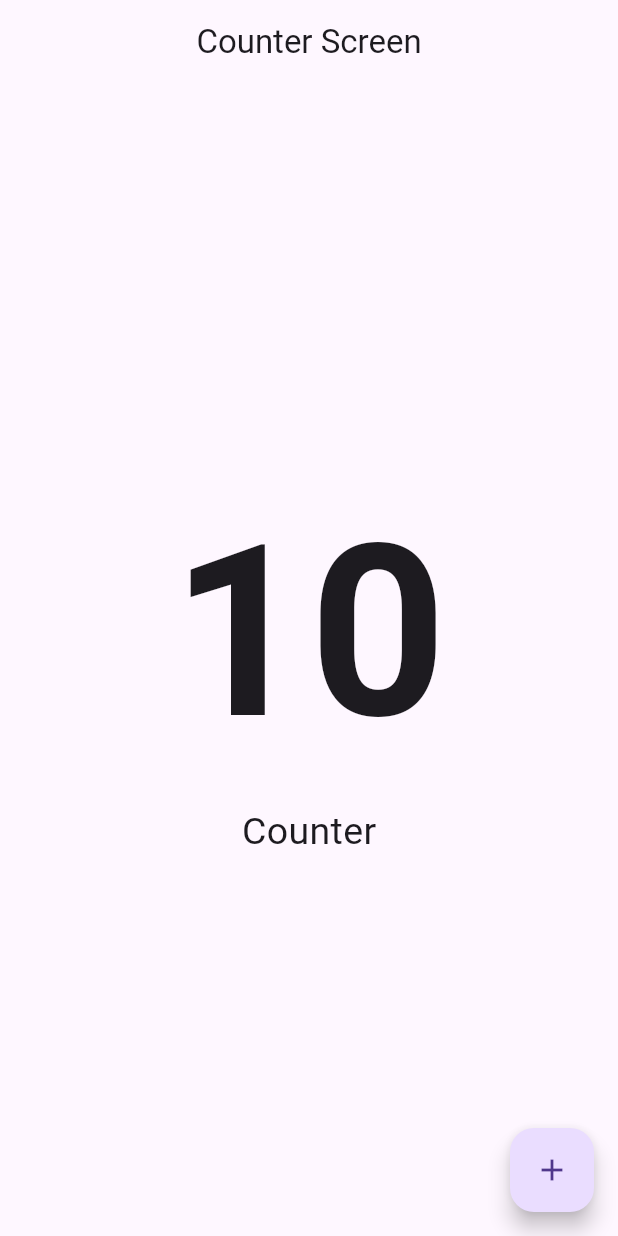
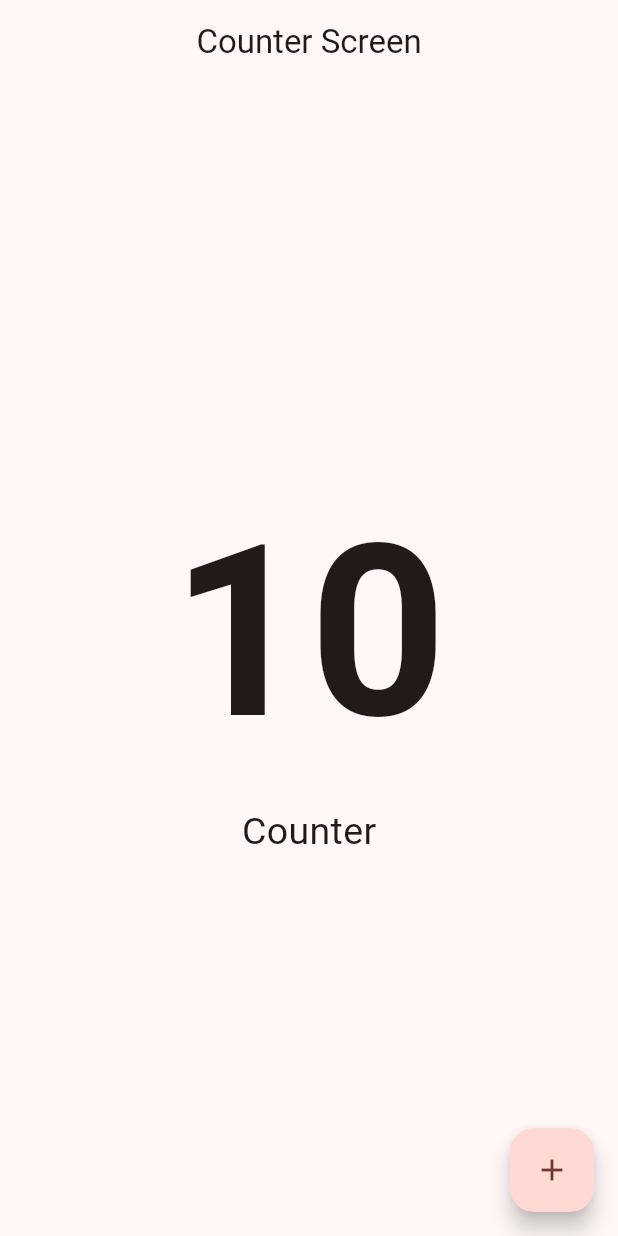
Before and after one commit to danieldarkmun20/flutter_contador, a Flutter app: the screen it shows after launch, on a phone screen of 412 x 824 dp. Run offline on Flutter 3.47's test engine with Material 3 defaults, Android fonts, the light colour scheme and no system bars.

Commit message:
Refactor main.dart and counter_screen.dart

```diff
--- a/lib/main.dart
+++ b/lib/main.dart
@@ -13,11 +13,7 @@ class MyApp extends StatelessWidget {
     return MaterialApp(
       debugShowCheckedModeBanner: false,
       theme: ThemeData(
-        colorScheme: ColorScheme.fromSwatch(
-          primarySwatch: Colors.red, // Define el color primario de la paleta
-          // Puedes definir otros colores de la paleta aquí, como accentColor, etc.
-        ),
-        // Otros atributos de tu tema
+        colorSchemeSeed: Colors.red
       ),
       home: const CounterScreen(),
     );
--- a/lib/presentation/screens/counter_screen.dart
+++ b/lib/presentation/screens/counter_screen.dart
@@ -5,9 +5,7 @@ class CounterScreen extends StatelessWidget {
 
   @override
   Widget build(BuildContext context) {
-    return MaterialApp(
-      debugShowCheckedModeBanner: false,
-      home: Scaffold(
+    return Scaffold(
       appBar: AppBar(
           automaticallyImplyLeading: false,
           title: const Center(
@@ -28,7 +26,6 @@ class CounterScreen extends StatelessWidget {
         onPressed: () {},
         child: const Icon(Icons.add),
       ),
-      ),
     );
   }
 }
```
Lines whose indentation alone changed are shown as unchanged.
